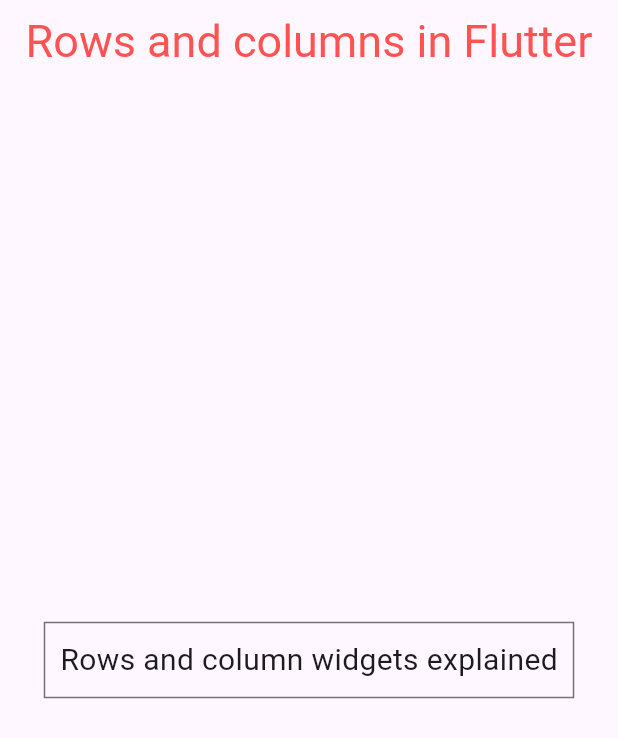
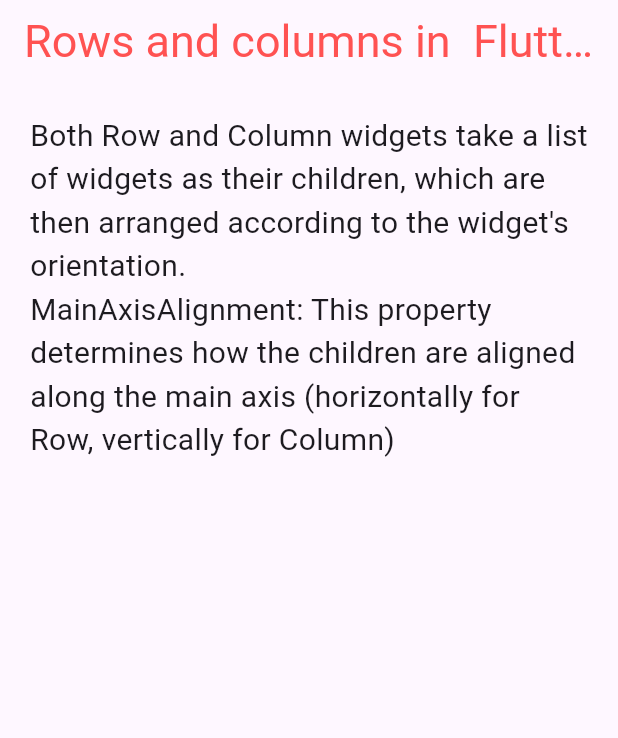
Before and after one commit to Majok-Bol/row_and_column, a Flutter app: the screen it shows after launch, on a phone screen of 412 x 824 dp. Shown: the top 738 px of the screen. Run offline on Flutter 3.47's test engine with Material 3 defaults, Android fonts, the phone set to English and light mode, and no system bars.

Commit message:
removed borders

```diff
--- a/lib/main.dart
+++ b/lib/main.dart
@@ -11,22 +11,18 @@ class MyApp extends StatelessWidget {
       home: Scaffold(
         appBar: AppBar(
           title: Text(
-            'Rows and columns in Flutter',
+            'Rows and columns in  Flutter',
             style: TextStyle(fontSize: 30, color: Colors.redAccent),
           ),
           centerTitle: true,
         ),
-        body: Center(
-          child: Container(
-            margin: EdgeInsets.all(10),
-            padding: EdgeInsets.all(10),
-            decoration: BoxDecoration(
-              border: Border.all(color: Colors.black54),
-            ),
-            child: Text(
-              'Rows and column widgets explained',
-              style: TextStyle(fontSize: 20),
-            ),
+        body: Container(
+          margin: EdgeInsets.all(10),
+          padding: EdgeInsets.all(10),
+
+          child: Text(
+            'Both Row and Column widgets take a list of widgets as their children, which are then arranged according to the widget\'s orientation.\nMainAxisAlignment: This property determines how the children are aligned along the main axis (horizontally for Row, vertically for Column)',
+            style: TextStyle(fontSize: 20),
           ),
         ),
       ),
```
